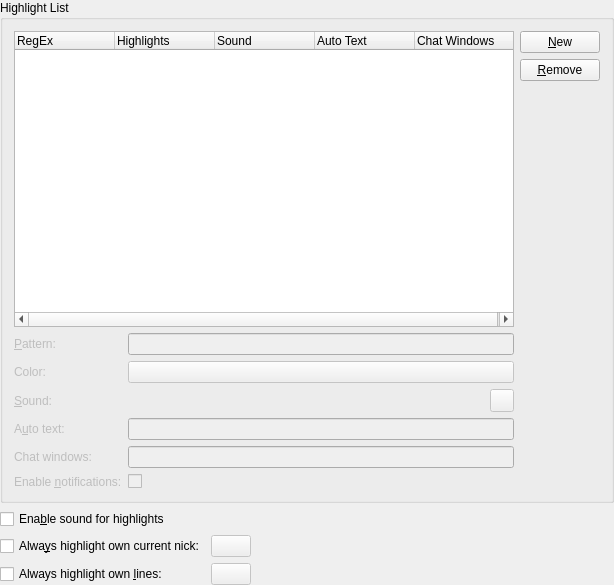
First picture: the form in src/config/highlight_configui.ui, repository KDE/konversation, before the edit.
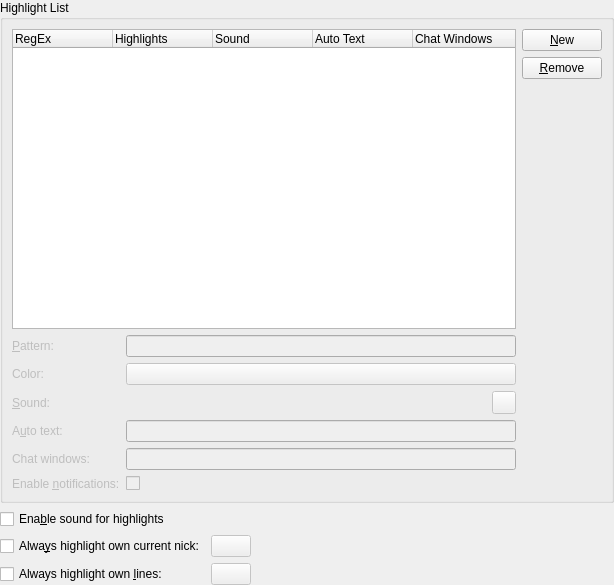
Second picture: the form after the edit. Custom widgets are drawn as their Qt base class.

Commit message: Remove outdated <layoutdefault> from UI files

```diff
--- a/src/config/highlight_configui.ui
+++ b/src/config/highlight_configui.ui
@@ -405,7 +405,6 @@
    </item>
   </layout>
  </widget>
- <layoutdefault spacing="6" margin="11"/>
  <customwidgets>
   <customwidget>
    <class>KLineEdit</class>
```
The commit also changes 19 other files.
